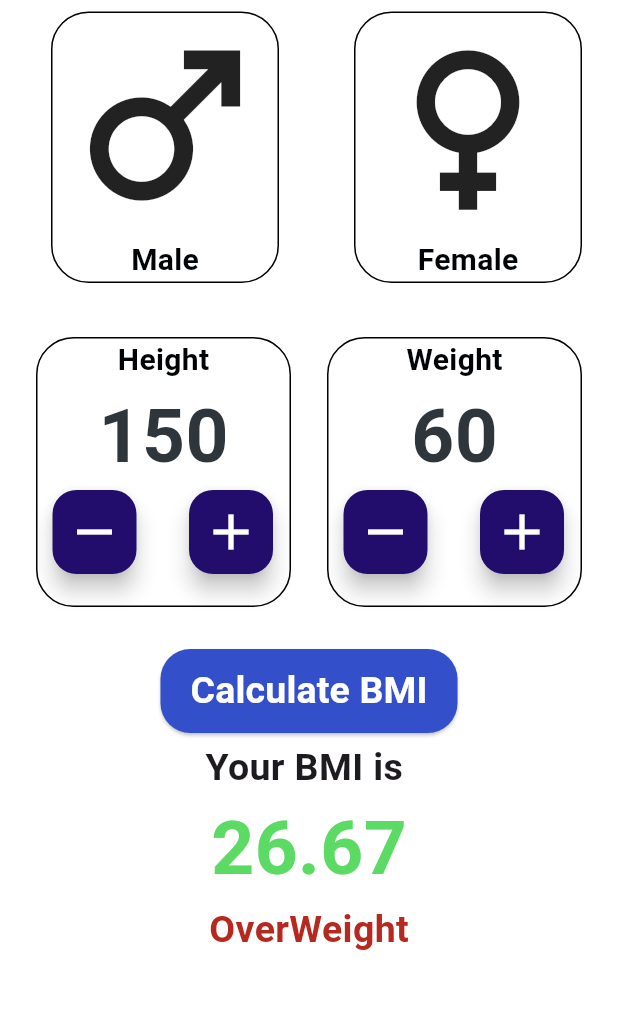
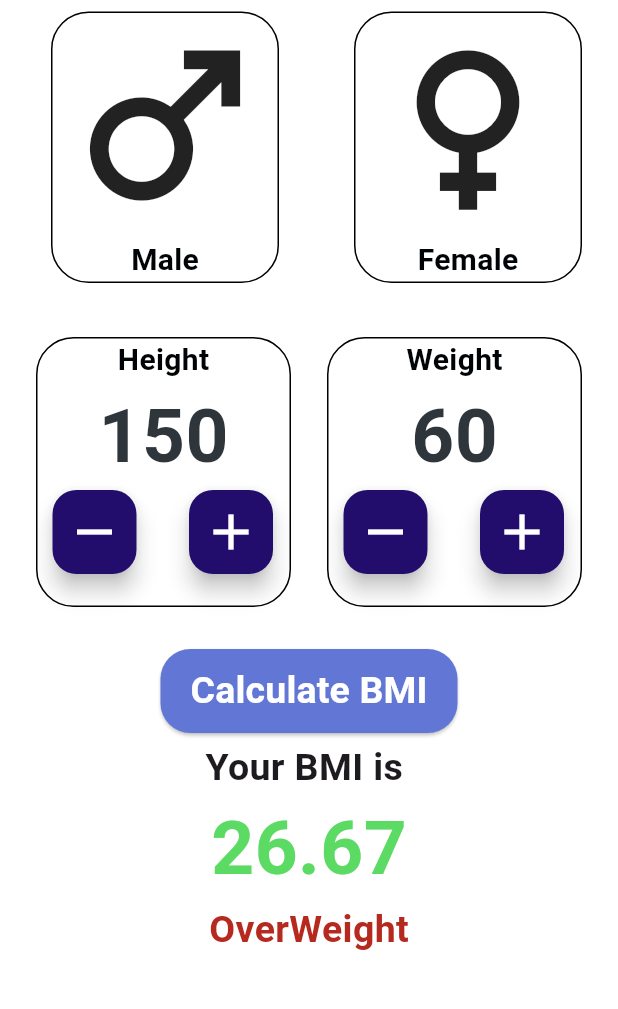
Before and after one commit to akithawijesinghe/BMICALflutter, a Flutter app: the screen it shows after launch, on a phone screen of 412 x 824 dp, the part 65-1074 px from its top. Run offline on Flutter 3.47's test engine with Material 3 defaults, Android fonts, the phone set to English and light mode, and no system bars; Roboto replaces fonts that are missing (Candara).

Commit message:
ui improved

```diff
--- a/lib/main_page.dart
+++ b/lib/main_page.dart
@@ -245,7 +245,7 @@ class _MainPageState extends State<MainPage> {
                 style: ElevatedButton.styleFrom(
                   backgroundColor: isCalculateselect
                       ? Color.fromARGB(255, 34, 62, 187)
-                      : Color.fromARGB(255, 52, 79, 202),
+                      : Color.fromARGB(255, 98, 119, 213),
                   shape: RoundedRectangleBorder(
                     borderRadius: BorderRadius.circular(20.0),
                   ),
@@ -262,7 +262,7 @@ class _MainPageState extends State<MainPage> {
                 ),
               ),
 
-              SizedBox(height: 5),
+              const SizedBox(height: 5),
 
               Column(
                 children: [
```
